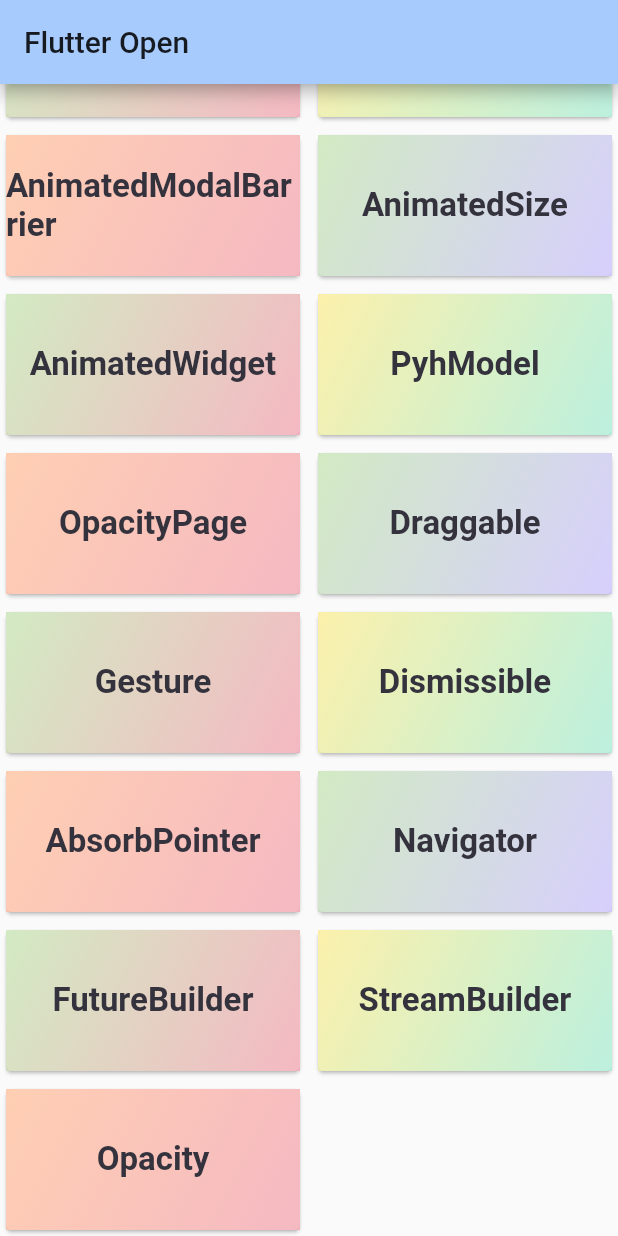
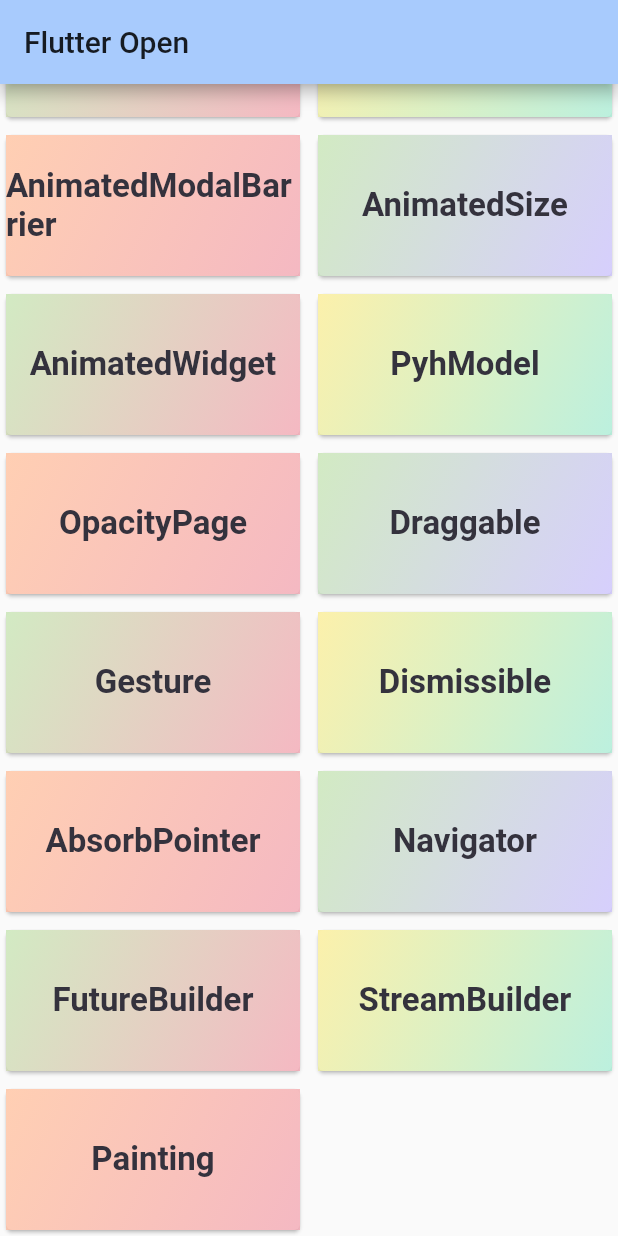
Before and after one commit to FlutterOpen/flutter-widgets, a Flutter app: the screen it shows after launch, scrolled down 2302 dp, on a phone screen of 412 x 824 dp. Run offline on Flutter 3.47's test engine with Material 2 defaults, Android fonts, the phone set to English and light mode, and no system bars.

Commit message:
update the painting part name.

```diff
--- a/lib/const/page_item_const.dart
+++ b/lib/const/page_item_const.dart
@@ -288,8 +288,8 @@ const PAGE_ITEMS = [
     "click": PageName.ASYNC_STREAM_BUILDER,
   },
   {
-    "title": PageName.PAINT_OPACITY,
+    "title": PageName.PAINTING,
     "img": PageImage.FLUTTER_OPEN,
-    "click": PageName.PAINT_OPACITY,
+    "click": PageName.PAINTING,
   },
 ];
--- a/lib/const/page_name_const.dart
+++ b/lib/const/page_name_const.dart
@@ -63,5 +63,5 @@ class PageName {
   static const INTER_NAV = "Navigator";
   static const ASYNC_FUTURE = "FutureBuilder";
   static const ASYNC_STREAM_BUILDER = "StreamBuilder";
-  static const PAINT_OPACITY = "Opacity";
+  static const PAINTING = "Painting";
 }
--- a/lib/main.dart
+++ b/lib/main.dart
@@ -76,7 +76,7 @@ class FlutterOpenApp extends StatelessWidget {
         PageName.INTER_NAV: (context) => NavigatorPage(),
         PageName.ASYNC_FUTURE: (context) => FuturePage(),
         PageName.ASYNC_STREAM_BUILDER: (context) => StreamBuilderPage(),
-        PageName.PAINT_OPACITY: (context) => PaintingPage(),
+        PageName.PAINTING: (context) => PaintingPage(),
       },
     );
   }
--- a/lib/page/painting/PaintingPage.dart
+++ b/lib/page/painting/PaintingPage.dart
@@ -117,7 +117,7 @@ class _OpacityState extends State<PaintingPage> {
   Widget build(BuildContext context) {
     return Scaffold(
       appBar: AppBar(
-        title: Text("Hello world"),
+        title: Text(PageName.PAINTING),
       ),
       body: SingleChildScrollView(
         child: Column(
```
